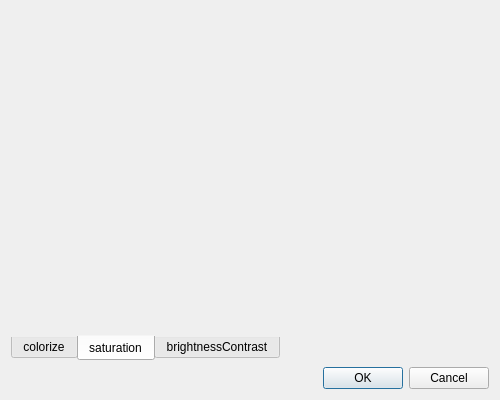
The window that colormenu.ui (NorbertWychowski/FilterApp-Qt) describes before a commit, drawn with Qt 5.
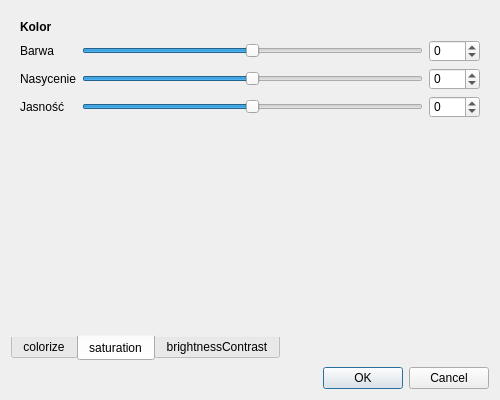
The same window after the commit. The open tabs and pages were chosen to show the change.

Diff of the .ui file:
```diff
--- a/colormenu.ui
+++ b/colormenu.ui
@@ -10,6 +10,18 @@
     <height>400</height>
    </rect>
   </property>
+  <property name="minimumSize">
+   <size>
+    <width>500</width>
+    <height>400</height>
+   </size>
+  </property>
+  <property name="maximumSize">
+   <size>
+    <width>500</width>
+    <height>400</height>
+   </size>
+  </property>
   <property name="windowTitle">
    <string>Dialog</string>
   </property>
@@ -199,6 +211,127 @@
       <attribute name="title">
        <string>saturation</string>
       </attribute>
+      <layout class="QGridLayout" name="gridLayout_3">
+       <item row="1" column="0">
+        <widget class="QLabel" name="label_6">
+         <property name="text">
+          <string>Barwa</string>
+         </property>
+        </widget>
+       </item>
+       <item row="3" column="0">
+        <widget class="QLabel" name="label_8">
+         <property name="text">
+          <string>Jasność</string>
+         </property>
+        </widget>
+       </item>
+       <item row="2" column="0">
+        <widget class="QLabel" name="label_7">
+         <property name="text">
+          <string>Nasycenie</string>
+         </property>
+        </widget>
+       </item>
+       <item row="1" column="1">
+        <widget class="QSlider" name="sHueSlider">
+         <property name="minimum">
+          <number>-180</number>
+         </property>
+         <property name="maximum">
+          <number>180</number>
+         </property>
+         <property name="orientation">
+          <enum>Qt::Horizontal</enum>
+         </property>
+        </widget>
+       </item>
+       <item row="1" column="2">
+        <widget class="QSpinBox" name="sHueSpinBox">
+         <property name="minimum">
+          <number>-180</number>
+         </property>
+         <property name="maximum">
+          <number>180</number>
+         </property>
+        </widget>
+       </item>
+       <item row="2" column="1">
+        <widget class="QSlider" name="sSaturationSlider">
+         <property name="minimum">
+          <number>-100</number>
+         </property>
+         <property name="maximum">
+          <number>100</number>
+         </property>
+         <property name="value">
+          <number>0</number>
+         </property>
+         <property name="orientation">
+          <enum>Qt::Horizontal</enum>
+         </property>
+        </widget>
+       </item>
+       <item row="3" column="1">
+        <widget class="QSlider" name="sValueSlider">
+         <property name="minimum">
+          <number>-100</number>
+         </property>
+         <property name="maximum">
+          <number>100</number>
+         </property>
+         <property name="orientation">
+          <enum>Qt::Horizontal</enum>
+         </property>
+        </widget>
+       </item>
+       <item row="2" column="2">
+        <widget class="QSpinBox" name="sSaturationSpinBox">
+         <property name="minimum">
+          <number>-100</number>
+         </property>
+         <property name="maximum">
+          <number>100</number>
+         </property>
+        </widget>
+       </item>
+       <item row="3" column="2">
+        <widget class="QSpinBox" name="sValueSpinBox">
+         <property name="minimum">
+          <number>-100</number>
+         </property>
+         <property name="maximum">
+          <number>100</number>
+         </property>
+        </widget>
+       </item>
+       <item row="4" column="0" colspan="3">
+        <spacer name="verticalSpacer_2">
+         <property name="orientation">
+          <enum>Qt::Vertical</enum>
+         </property>
+         <property name="sizeHint" stdset="0">
+          <size>
+           <width>20</width>
+           <height>40</height>
+          </size>
+         </property>
+        </spacer>
+       </item>
+       <item row="0" column="0" colspan="3">
+        <widget class="QLabel" name="label_5">
+         <property name="font">
+          <font>
+           <weight>75</weight>
+           <bold>true</bold>
+          </font>
+         </property>
+         <property name="text">
+          <string>Kolor</string>
+         </property>
+        </widget>
+       </item>
+      </layout>
      </widget>
      <widget class="QWidget" name="tabBrightnessContrast">
       <attribute name="title">
```
Left out of the diff: 146 changed lines with no effect on the pictures.
